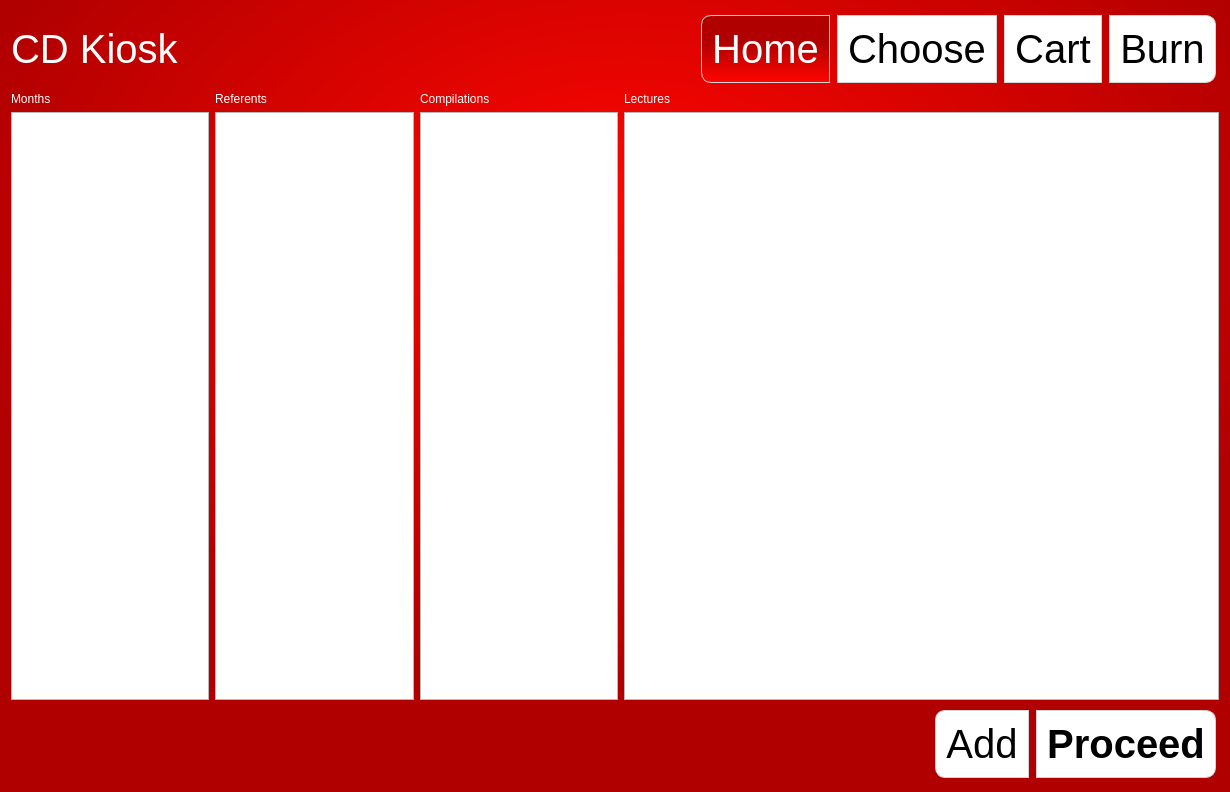
Before: the Qt Designer form gui/mainwindow.ui in narrowtux/CDKiosk, drawn with Qt 5.
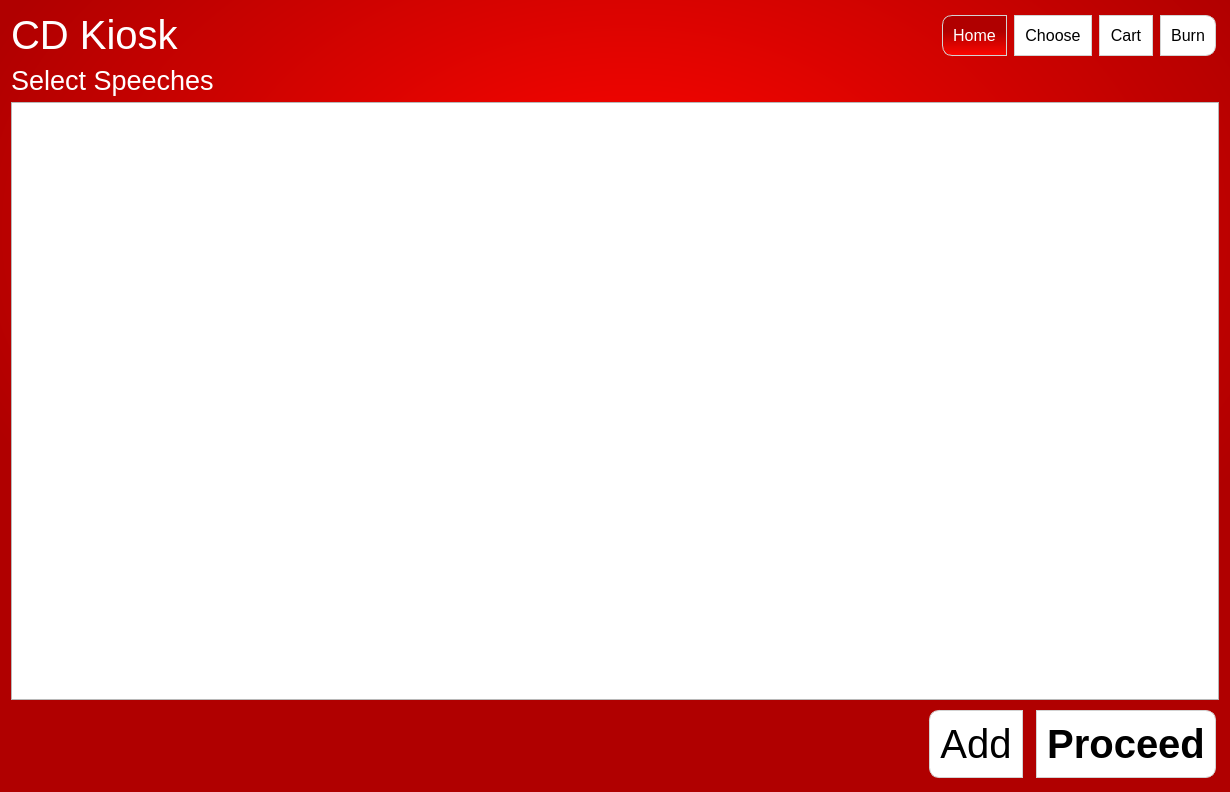
After: the same form once the commit is applied. The open tabs and pages were chosen to show the change. Icons and pictures are not drawn. Custom widgets are drawn as their Qt base class.

```diff
--- a/gui/mainwindow.ui
+++ b/gui/mainwindow.ui
@@ -70,12 +70,19 @@
       <item>
        <widget class="QPushButton" name="push1Home">
         <property name="styleSheet">
-         <string notr="true">border-top-left-radius: 10px;
+         <string notr="true">font-size: 12pt;
+border-top-left-radius: 10px;
 border-bottom-left-radius: 10px;</string>
         </property>
         <property name="text">
          <string>Home</string>
         </property>
+        <property name="iconSize">
+         <size>
+          <width>30</width>
+          <height>16</height>
+         </size>
+        </property>
         <property name="checkable">
          <bool>true</bool>
         </property>
@@ -90,7 +97,7 @@
       <item>
        <widget class="QPushButton" name="push2Choose">
         <property name="styleSheet">
-         <string notr="true"/>
+         <string notr="true">font-size: 12pt;</string>
         </property>
         <property name="text">
          <string>Choose</string>
@@ -109,7 +116,7 @@
       <item>
        <widget class="QPushButton" name="push3Cart">
         <property name="styleSheet">
-         <string notr="true"/>
+         <string notr="true">font-size: 12pt;</string>
         </property>
         <property name="text">
          <string>Cart</string>
@@ -125,7 +132,8 @@
       <item>
        <widget class="QPushButton" name="push4Burn">
         <property name="styleSheet">
-         <string notr="true">border-top-right-radius: 10px;
+         <string notr="true">font-size: 12pt;
+border-top-right-radius: 10px;
 border-bottom-right-radius: 10px;</string>
         </property>
         <property name="text">
@@ -259,78 +267,47 @@
        </layout>
       </widget>
       <widget class="QWidget" name="choose">
-       <layout class="QVBoxLayout" name="verticalLayout_7">
-        <property name="spacing">
-         <number>-1</number>
-        </property>
+       <layout class="QVBoxLayout" name="verticalLayout_2">
         <property name="margin">
          <number>0</number>
         </property>
         <item>
-         <layout class="QHBoxLayout" name="horizontalLayout_3" stretch="1,1,1,3">
-          <item>
-           <layout class="QVBoxLayout" name="verticalLayout_2">
-            <item>
-             <widget class="QLabel" name="label">
-              <property name="text">
-               <string>Months</string>
-              </property>
-             </widget>
-            </item>
-            <item>
-             <widget class="QListWidget" name="listMonths"/>
-            </item>
-           </layout>
-          </item>
-          <item>
-           <layout class="QVBoxLayout" name="verticalLayout_3">
-            <item>
-             <widget class="QLabel" name="label_2">
-              <property name="text">
-               <string>Referents</string>
-              </property>
-             </widget>
-            </item>
-            <item>
-             <widget class="QListWidget" name="listPersons"/>
-            </item>
-           </layout>
-          </item>
-          <item>
-           <layout class="QVBoxLayout" name="verticalLayout_4">
-            <item>
-             <widget class="QLabel" name="label_3">
-              <property name="text">
-               <string>Compilations</string>
-              </property>
-             </widget>
-            </item>
-            <item>
-             <widget class="QListWidget" name="listCompilations"/>
-            </item>
-           </layout>
-          </item>
-          <item>
-           <layout class="QVBoxLayout" name="verticalLayout_5">
-            <item>
-             <widget class="QLabel" name="label_4">
-              <property name="text">
-               <string>Lectures</string>
-              </property>
-             </widget>
-            </item>
-            <item>
-             <widget class="QListWidget" name="listSpeeches"/>
-            </item>
-           </layout>
-          </item>
-         </layout>
+         <widget class="QLabel" name="label">
+          <property name="styleSheet">
+           <string notr="true">font-size:20pt</string>
+          </property>
+          <property name="text">
+           <string>Select Speeches</string>
+          </property>
+         </widget>
+        </item>
+        <item>
+         <widget class="QTableView" name="viewSpeeches">
+          <property name="alternatingRowColors">
+           <bool>true</bool>
+          </property>
+          <property name="selectionBehavior">
+           <enum>QAbstractItemView::SelectRows</enum>
+          </property>
+          <property name="verticalScrollMode">
+           <enum>QAbstractItemView::ScrollPerPixel</enum>
+          </property>
+          <property name="horizontalScrollMode">
+           <enum>QAbstractItemView::ScrollPerPixel</enum>
+          </property>
+          <property name="sortingEnabled">
+           <bool>true</bool>
+          </property>
+          <property name="cornerButtonEnabled">
+           <bool>false</bool>
+          </property>
+          <attribute name="horizontalHeaderDefaultSectionSize">
+           <number>200</number>
+          </attribute>
+         </widget>
         </item>
         <item>
          <layout class="QHBoxLayout" name="horizontalLayout_2">
-          <property name="spacing">
-           <number>0</number>
-          </property>
           <item>
            <spacer name="horizontalSpacer_2">
             <property name="orientation">
@@ -515,6 +492,14 @@
   </widget>
  </widget>
  <layoutdefault spacing="6" margin="11"/>
+ <customwidgets>
+  <customwidget>
+   <class>CDDisplayWidget</class>
+   <extends>QWidget</extends>
+   <header>cddisplaywidget.h</header>
+   <container>1</container>
+  </customwidget>
+ </customwidgets>
  <resources>
   <include location="../res/res.qrc"/>
  </resources>
```
Left out of the diff: 60 changed lines with no effect on the pictures.
